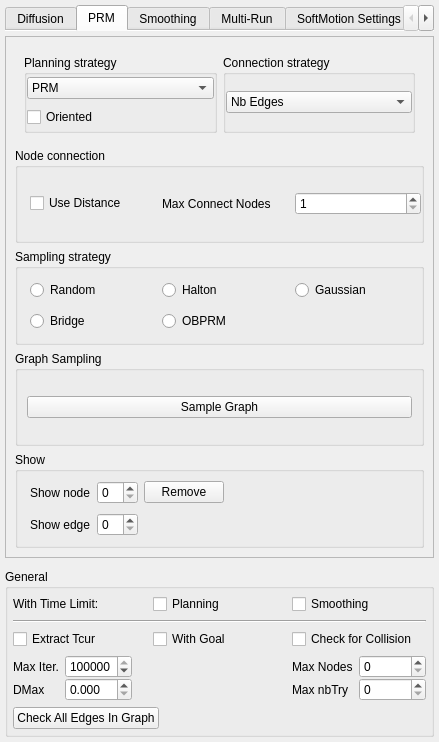
jmainpri/move3d-studio, file src/move3d-qt-gui-libs/src/qtMainInterface/sideWidgets/qtMotionPlanner.ui: the form before one commit.
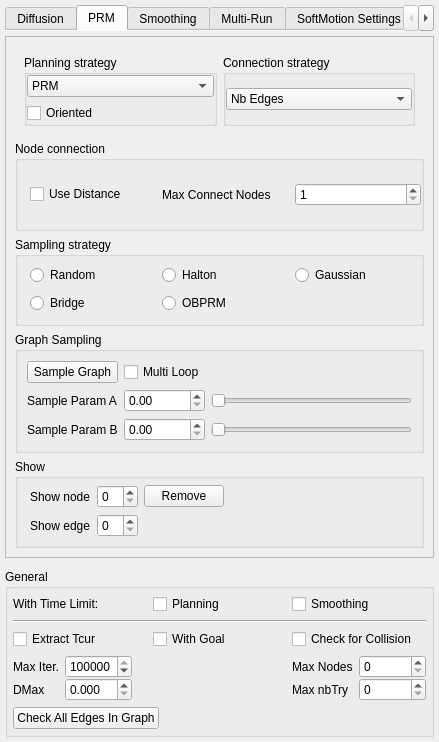
The form after the commit.

Commit message: Add new variables for sampling graph

Patch:
```diff
--- a/src/move3d-qt-gui-libs/src/qtMainInterface/sideWidgets/qtMotionPlanner.ui
+++ b/src/move3d-qt-gui-libs/src/qtMainInterface/sideWidgets/qtMotionPlanner.ui
@@ -707,6 +707,48 @@
               <string>Graph Sampling</string>
              </property>
              <layout class="QGridLayout" name="gridLayout_16">
+              <item row="1" column="1">
+               <widget class="QDoubleSpinBox" name="doubleSpinBoxSampleParamA">
+                <property name="maximum">
+                 <double>100.000000000000000</double>
+                </property>
+               </widget>
+              </item>
+              <item row="2" column="2">
+               <widget class="QSlider" name="horizontalSliderSampleParamB">
+                <property name="orientation">
+                 <enum>Qt::Horizontal</enum>
+                </property>
+               </widget>
+              </item>
+              <item row="1" column="2">
+               <widget class="QSlider" name="horizontalSliderSampleParamA">
+                <property name="orientation">
+                 <enum>Qt::Horizontal</enum>
+                </property>
+               </widget>
+              </item>
+              <item row="2" column="1">
+               <widget class="QDoubleSpinBox" name="doubleSpinBoxSampleParamB">
+                <property name="maximum">
+                 <double>100.000000000000000</double>
+                </property>
+               </widget>
+              </item>
+              <item row="1" column="0">
+               <widget class="QLabel" name="label_11">
+                <property name="text">
+                 <string>Sample Param A</string>
+                </property>
+               </widget>
+              </item>
+              <item row="2" column="0">
+               <widget class="QLabel" name="label_13">
+                <property name="text">
+                 <string>Sample Param B</string>
+                </property>
+               </widget>
+              </item>
               <item row="0" column="0">
                <widget class="QPushButton" name="pushButtonSampleGraph">
                 <property name="text">
@@ -714,6 +756,13 @@
                 </property>
                </widget>
               </item>
+              <item row="0" column="1">
+               <widget class="QCheckBox" name="checkBoxSampleGraphMultipLoop">
+                <property name="text">
+                 <string>Multi Loop</string>
+                </property>
+               </widget>
+              </item>
              </layout>
             </widget>
            </item>
```
Left out of the diff: 10 changed lines with no effect on the pictures. The commit also changes 3 other files.
